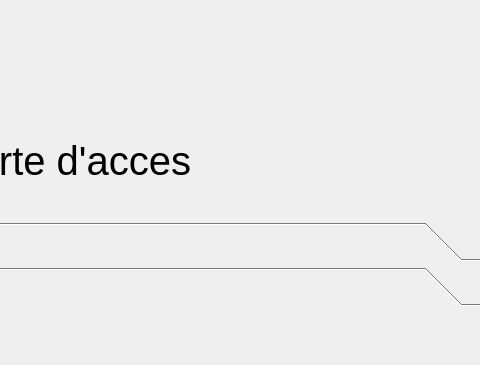
Above: client/GUI.ui from gomme600/accessocampus before the change; both pictures show x 320 to 800 and y 115 to 480 of the 800 by 480 pixel window. Below: the same form after it.
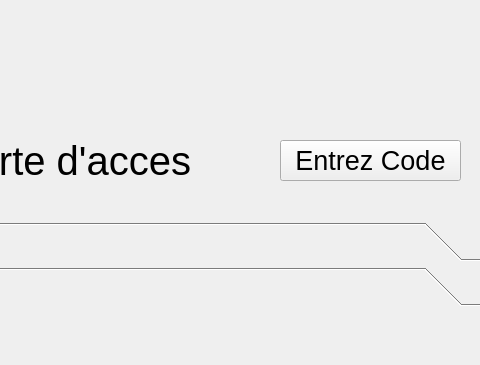
That is the form after the change. Icons and pictures are not drawn.

What changed in the file:
```diff
--- a/client/GUI.ui
+++ b/client/GUI.ui
@@ -101,6 +101,19 @@
        <bool>true</bool>
       </property>
      </widget>
+     <widget class="QPushButton" name="code_button">
+      <property name="geometry">
+       <rect>
+        <x>600</x>
+        <y>210</y>
+        <width>181</width>
+        <height>41</height>
+       </rect>
+      </property>
+      <property name="text">
+       <string>Entrez Code</string>
+      </property>
+     </widget>
     </widget>
     <widget class="QWidget" name="page_2">
      <property name="geometry">
```
